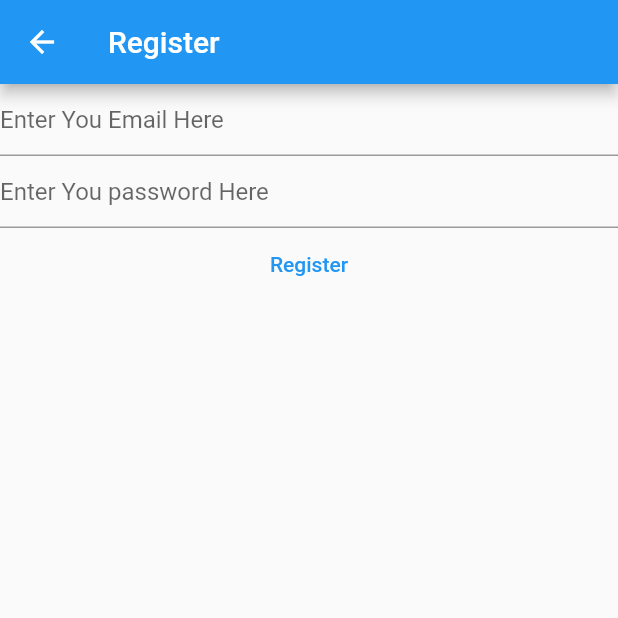
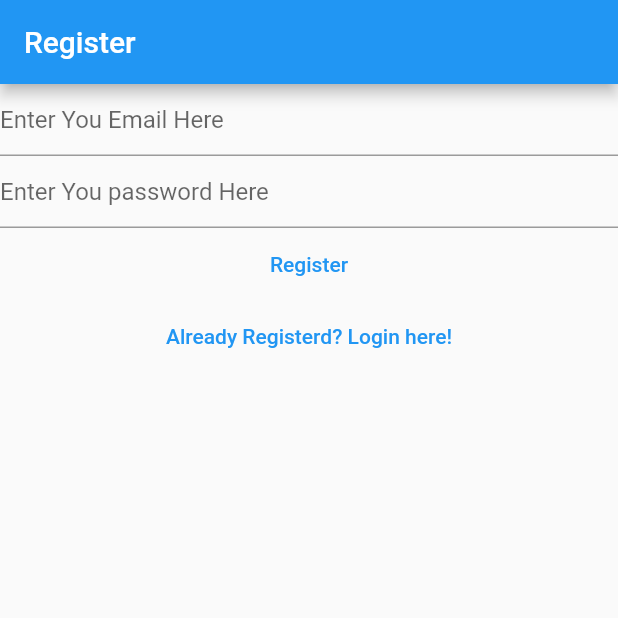
Before and after one commit to Mahmoud-AbdEl-kahlek/test-app-2, a Flutter app: the RegisterView screen opened directly, on a phone screen of 412 x 824 dp, the top half of it. Run offline on Flutter 3.47's test engine with Material 2 defaults, Android fonts, the phone set to English and light mode, and no system bars; our stand-ins replace firebase_auth, firebase_core; accounts and stored records are empty.

Commit message:
Route pages

```diff
--- a/lib/views/register_view.dart
+++ b/lib/views/register_view.dart
@@ -35,13 +35,7 @@ class _RegisterViewState extends State<RegisterView> {
       appBar: AppBar(
         title: const Text('Register'),
       ),
-      body: FutureBuilder(
-        future: Firebase.initializeApp(
-            options: DefaultFirebaseOptions.currentPlatform),
-        builder: (context, snapshot) {
-          switch (snapshot.connectionState) {
-            case ConnectionState.done:
-              return Column(
+      body: Column(
         children: [
           TextField(
             controller: _email,
@@ -82,12 +76,14 @@ class _RegisterViewState extends State<RegisterView> {
                 }
               },
               child: const Text('Register')),
+          TextButton(
+            onPressed: () {
+              Navigator.of(context)
+                  .pushNamedAndRemoveUntil('/login/', (route) => false);
+            },
+            child: const Text('Already Registerd? Login here!'),
+          ),
         ],
-              );
-            default:
-              return const Text('Loading...');
-          }
-        },
       ),
     );
   }
```
Also changed, not shown: lib/main.dart (+13 -13 lines), lib/views/login_view.dart (+10 -13 lines), lib/views/verify_email_view.dart (added, +32 -0 lines). Lines whose indentation alone changed are shown as unchanged.
